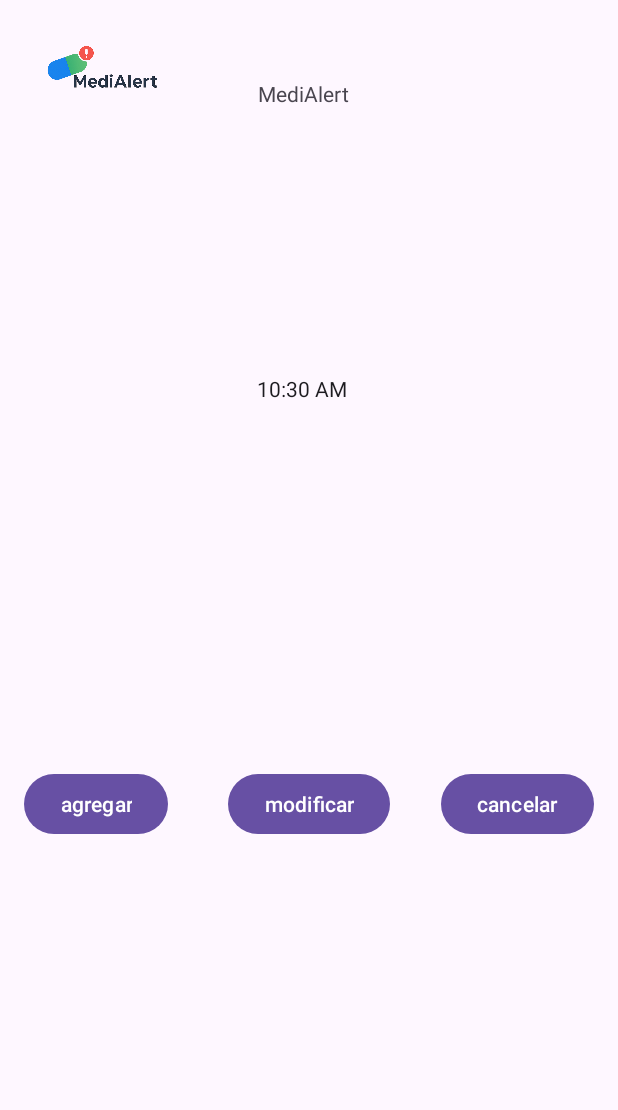
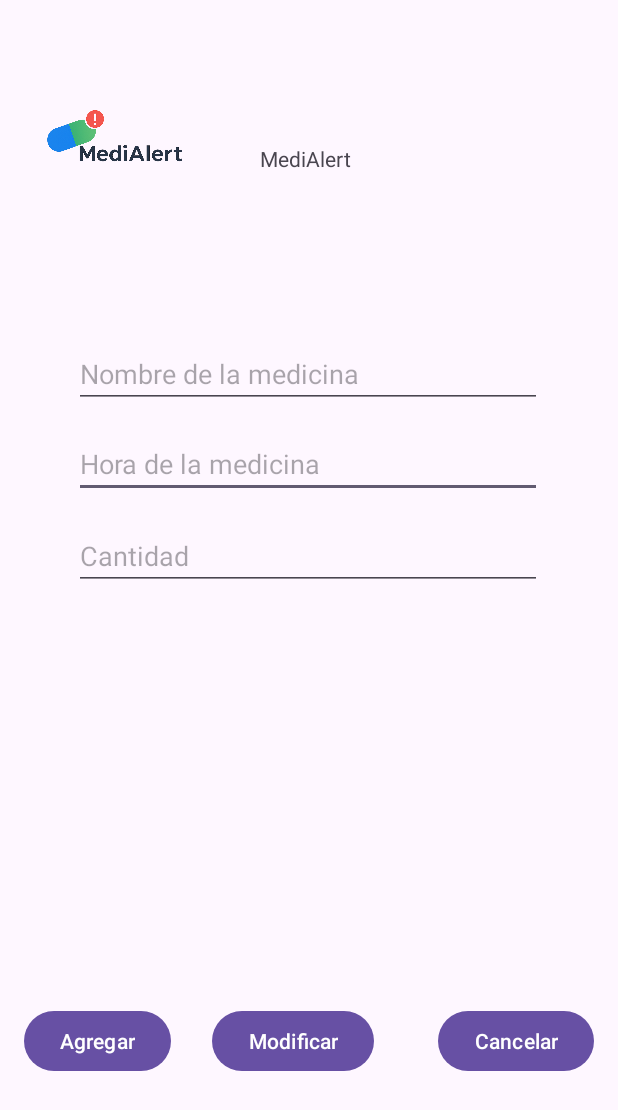
Before and after one commit to Luis-rt130/MediAlert, an Android app: the screen it shows after launch (MainActivity), on a phone screen of 412 x 824 dp. Shown: the top 1110 px of the screen. Run offline under Robolectric (Android 15) with nearby library versions, the phone set to English and light mode, and no system bars.

Commit message:
intento 3

```diff
--- a/app/src/main/res/layout/activity_main.xml
+++ b/app/src/main/res/layout/activity_main.xml
@@ -7,73 +7,102 @@
     android:layout_height="match_parent"
     tools:context=".MainActivity">
 
+    <EditText
+        android:id="@+id/edtNombre2"
+        android:layout_width="312dp"
+        android:layout_height="45dp"
+        android:hint="Hora de la medicina"
+        android:inputType="textPersonName"
+        app:layout_constraintBottom_toBottomOf="parent"
+        app:layout_constraintEnd_toEndOf="parent"
+        app:layout_constraintHorizontal_bias="0.494"
+        app:layout_constraintStart_toStartOf="parent"
+        app:layout_constraintTop_toTopOf="parent"
+        app:layout_constraintVertical_bias="0.368" />
+
+    <EditText
+        android:id="@+id/edtNombre3"
+        android:layout_width="312dp"
+        android:layout_height="45dp"
+        android:hint="Cantidad"
+        android:inputType="textPersonName"
+        app:layout_constraintBottom_toBottomOf="parent"
+        app:layout_constraintEnd_toEndOf="parent"
+        app:layout_constraintHorizontal_bias="0.494"
+        app:layout_constraintStart_toStartOf="parent"
+        app:layout_constraintTop_toTopOf="parent"
+        app:layout_constraintVertical_bias="0.447" />
+
+    <EditText
+        android:id="@+id/edtNombre"
+        android:layout_width="312dp"
+        android:layout_height="45dp"
+        android:hint="Nombre de la medicina"
+        android:inputType="textPersonName"
+        app:layout_constraintBottom_toBottomOf="parent"
+        app:layout_constraintEnd_toEndOf="parent"
+        app:layout_constraintHorizontal_bias="0.494"
+        app:layout_constraintStart_toStartOf="parent"
+        app:layout_constraintTop_toTopOf="parent"
+        app:layout_constraintVertical_bias="0.291" />
+
     <TextView
-        android:id="@+id/textView"
+        android:id="@+id/TituloMedi"
         android:layout_width="65dp"
         android:layout_height="29dp"
         android:text="MediAlert"
         app:layout_constraintBottom_toBottomOf="parent"
         app:layout_constraintEnd_toEndOf="parent"
-        app:layout_constraintHorizontal_bias="0.497"
         app:layout_constraintStart_toStartOf="parent"
         app:layout_constraintTop_toTopOf="parent"
-        app:layout_constraintVertical_bias="0.066" />
+        app:layout_constraintVertical_bias="0.121" />
 
     <Button
-        android:id="@+id/button"
+        android:id="@+id/BotonAgregar"
         android:layout_width="wrap_content"
         android:layout_height="wrap_content"
-        android:text="agregar"
+        android:text="Agregar"
         app:layout_constraintBottom_toBottomOf="parent"
         app:layout_constraintEnd_toEndOf="parent"
         app:layout_constraintHorizontal_bias="0.051"
         app:layout_constraintStart_toStartOf="parent"
         app:layout_constraintTop_toTopOf="parent"
-        app:layout_constraintVertical_bias="0.66" />
+        app:layout_constraintVertical_bias="0.863" />
 
     <Button
-        android:id="@+id/button2"
+        android:id="@+id/BotonModificar"
         android:layout_width="wrap_content"
         android:layout_height="wrap_content"
-        android:text="modificar"
+        android:text="Modificar"
         app:layout_constraintBottom_toBottomOf="parent"
         app:layout_constraintEnd_toEndOf="parent"
+        app:layout_constraintHorizontal_bias="0.466"
         app:layout_constraintStart_toStartOf="parent"
         app:layout_constraintTop_toTopOf="parent"
-        app:layout_constraintVertical_bias="0.66" />
+        app:layout_constraintVertical_bias="0.863" />
 
     <Button
-        android:id="@+id/button3"
+        android:id="@+id/botonCanceler"
         android:layout_width="wrap_content"
         android:layout_height="wrap_content"
-        android:text="cancelar"
+        android:text="Cancelar"
         app:layout_constraintBottom_toBottomOf="parent"
         app:layout_constraintEnd_toEndOf="parent"
-        app:layout_constraintHorizontal_bias="0.948"
+        app:layout_constraintHorizontal_bias="0.947"
         app:layout_constraintStart_toStartOf="parent"
         app:layout_constraintTop_toTopOf="parent"
-        app:layout_constraintVertical_bias="0.66" />
+        app:layout_constraintVertical_bias="0.863" />
 
     <androidx.constraintlayout.utils.widget.ImageFilterView
         android:id="@+id/imageFilterView"
-        android:layout_width="135dp"
-        android:layout_height="88dp"
+        android:layout_width="151dp"
+        android:layout_height="108dp"
         app:layout_constraintBottom_toBottomOf="parent"
         app:layout_constraintEnd_toEndOf="parent"
         app:layout_constraintHorizontal_bias="0.0"
         app:layout_constraintStart_toStartOf="parent"
         app:layout_constraintTop_toTopOf="parent"
-        app:layout_constraintVertical_bias="0.001"
+        app:layout_constraintVertical_bias="0.051"
         app:srcCompat="@drawable/medialertp_m_" />
 
-    <TextClock
-        android:id="@+id/textClock"
-        android:layout_width="66dp"
-        android:layout_height="24dp"
-        app:layout_constraintBottom_toBottomOf="parent"
-        app:layout_constraintEnd_toEndOf="parent"
-        app:layout_constraintHorizontal_bias="0.495"
-        app:layout_constraintStart_toStartOf="parent"
-        app:layout_constraintTop_toTopOf="parent"
-        app:layout_constraintVertical_bias="0.312" />
 </androidx.constraintlayout.widget.ConstraintLayout>
```
